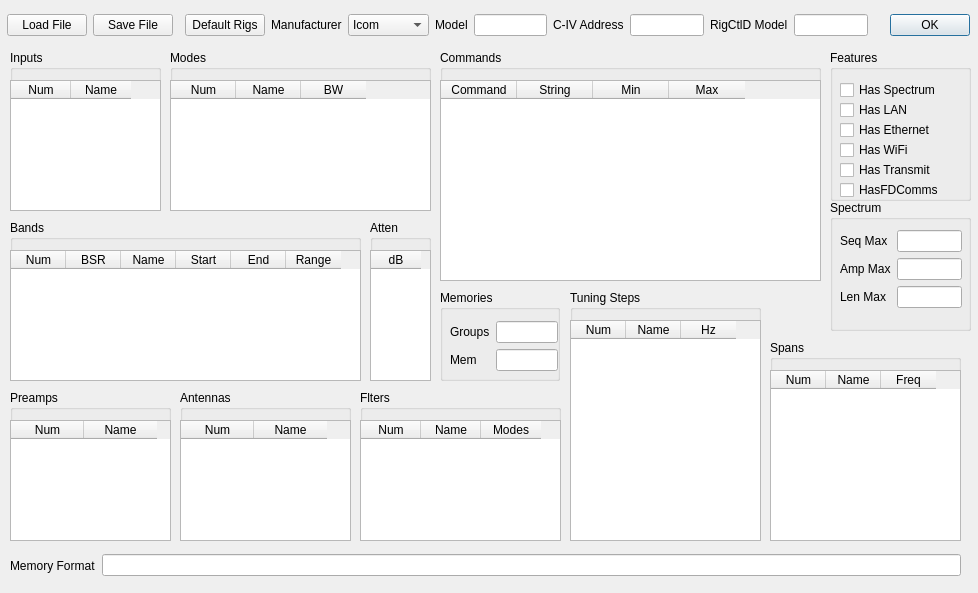
Qt form rigcreator.ui (adecarolis/wfweb) before a commit.
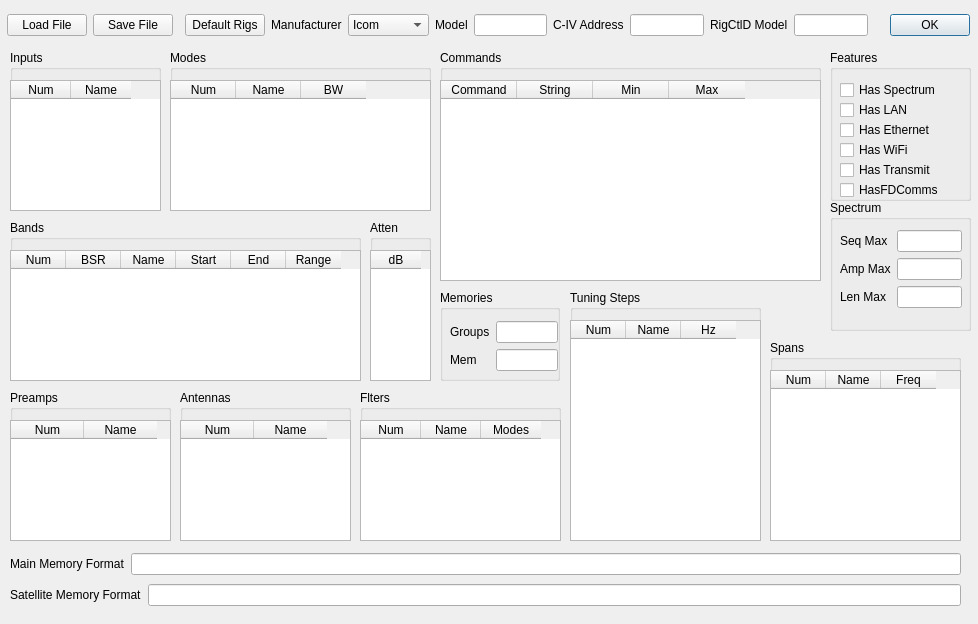
The same form after that commit. Custom widgets are drawn as their Qt base class.

The edit to the form file:
```diff
--- a/rigcreator.ui
+++ b/rigcreator.ui
@@ -7,7 +7,7 @@
     <x>0</x>
     <y>0</y>
     <width>978</width>
-    <height>593</height>
+    <height>624</height>
    </rect>
   </property>
   <property name="sizePolicy">
@@ -1085,19 +1085,37 @@
      <x>10</x>
      <y>550</y>
      <width>951</width>
-     <height>31</height>
+     <height>61</height>
     </rect>
    </property>
+   <layout class="QVBoxLayout" name="verticalLayout_2">
+    <item>
    <layout class="QHBoxLayout" name="horizontalLayout_3">
     <item>
      <widget class="QLabel" name="label_10">
       <property name="text">
-       <string>Memory Format</string>
+         <string>Main Memory Format</string>
       </property>
      </widget>
     </item>
     <item>
      <widget class="QLineEdit" name="memoryFormat"/>
+      </item>
+     </layout>
+    </item>
+    <item>
+     <layout class="QHBoxLayout" name="horizontalLayout_4">
+      <item>
+       <widget class="QLabel" name="label_11">
+        <property name="text">
+         <string>Satellite Memory Format</string>
+        </property>
+       </widget>
+      </item>
+      <item>
+       <widget class="QLineEdit" name="satelliteFormat"/>
+      </item>
+     </layout>
     </item>
    </layout>
   </widget>
```
Left out of the diff: 2 changed lines with no effect on the pictures. Lines whose indentation alone changed are shown as unchanged.
